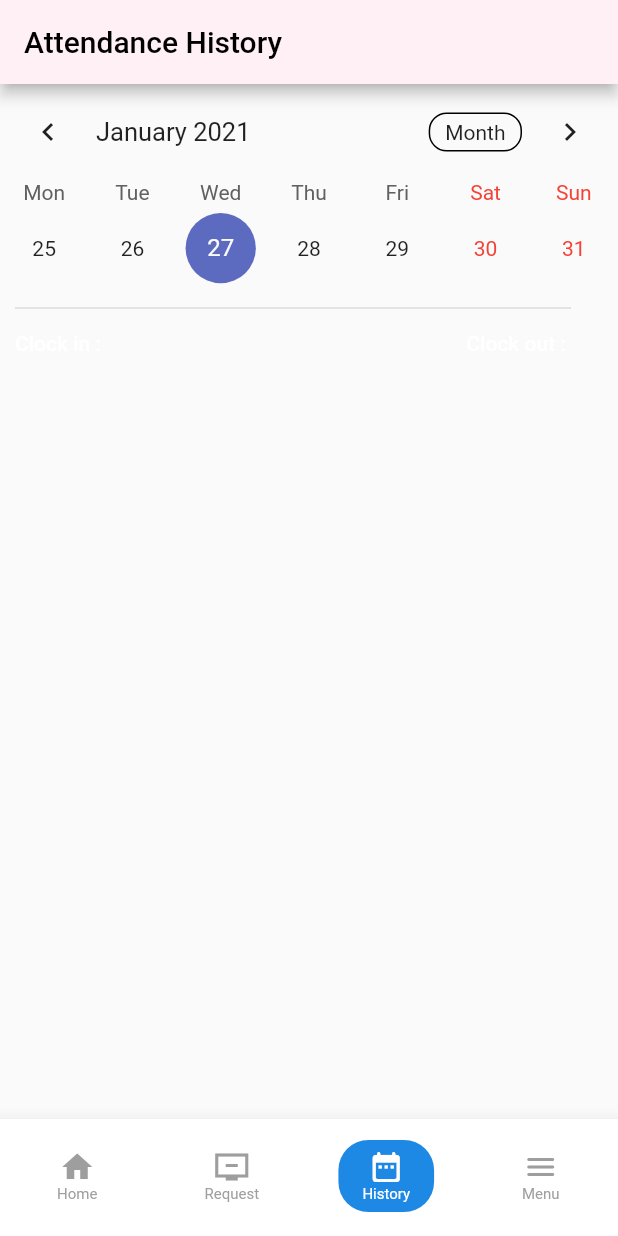
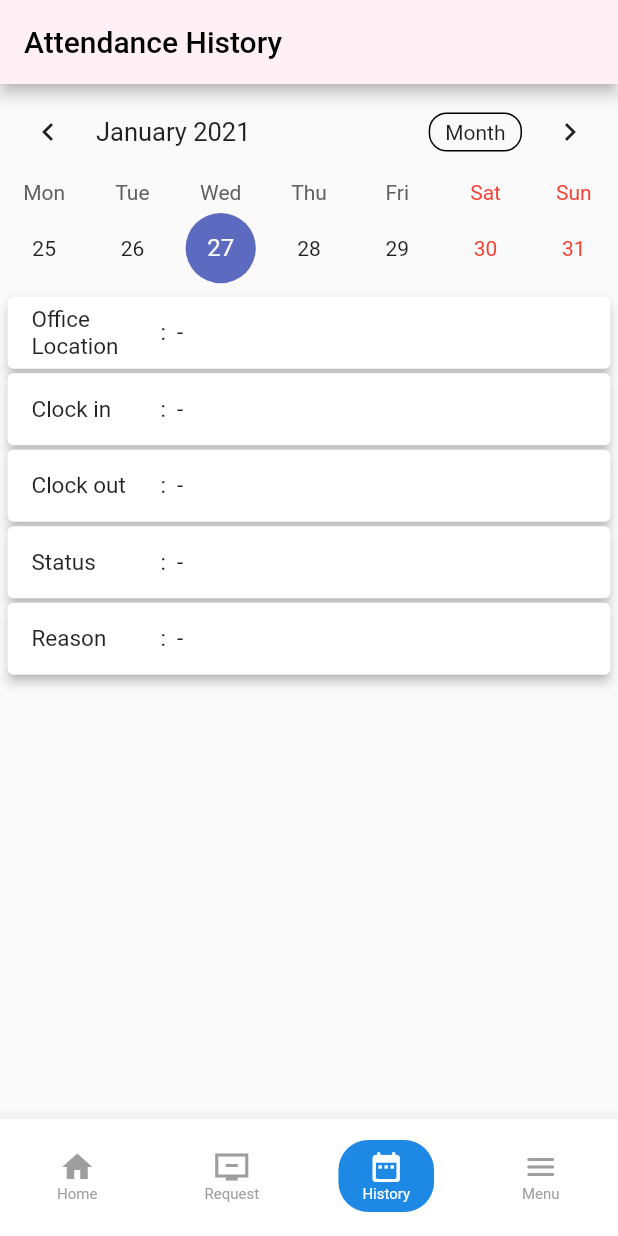
Before and after one commit to PROJEKSKRIPSIANDROID/ATAM, a Flutter app: the screen it shows once a user with an empty profile is signed in, item 3 of the bottom bar chosen, on a phone screen of 412 x 824 dp. Run offline on Flutter 3.47's test engine with Material 2 defaults, Android fonts, the phone set to English and light mode, and no system bars; drawn by our look-alikes of table_calendar; our stand-ins replace cloud_firestore, firebase_auth, firebase_core, font_awesome_flutter, google_maps_flutter; missing offline and left inert: geocoder, time_formatter; accounts and stored records are empty; statements that could not run were skipped.

Commit message:
Commit attendance history
-add detail (clock in, clock out)

```diff
--- a/lib/Pages/OfficeManagement/add_edit_office.dart
+++ b/lib/Pages/OfficeManagement/add_edit_office.dart
@@ -111,7 +111,7 @@ class AddEditOfficeState extends State<AddEditOffice> {
     }
 
     //Check if dooId, then state = Edit Data
-    if (widget.docId.isNotEmpty){
+    if (widget.docId != null){
       FirebaseFirestore _db = FirebaseFirestore.instance;
       _db.collection("ref_office_location").doc(widget.docId).update({
         'office_name': officeNameController.text,
--- a/lib/Pages/attendance_history_screen.dart
+++ b/lib/Pages/attendance_history_screen.dart
@@ -1,4 +1,8 @@
+import 'package:cloud_firestore/cloud_firestore.dart';
+import 'package:firebase_auth/firebase_auth.dart';
 import 'package:flutter/material.dart';
+import 'package:intl/intl.dart';
+import 'package:mattendance/model/attendanceModel.dart';
 import 'package:table_calendar/table_calendar.dart';
 
 class AttendanceHistory extends StatefulWidget{
@@ -6,20 +10,68 @@ class AttendanceHistory extends StatefulWidget{
   _AttendanceHistory createState() => _AttendanceHistory();
 }
 
+List<dynamic> _selectedEvents = [];
+
 class _AttendanceHistory extends State<AttendanceHistory>{
   CalendarController _controller;
+
+  DateTime _selectedDay = DateTime.now();
+  String clockIn = '-',clockOut='-',status='-';
+
+
   @override
   void initState() {
     super.initState();
+    fetchEvents();
     _controller = CalendarController();
   }
 
-  DateTime _selectedDay = DateTime.now();
+  Map<DateTime, List<dynamic>> dateEvents = {};
+  //List<Widget> get _eventWidgets => _selectedEvents.map((e) => attendanceHist(e)).toList();
 
-  void onDaySelected(DateTime day) {
-    setState(() {
-      _selectedDay = day;
+  Widget attendanceHist(var d){
+    return Container(
+      padding: EdgeInsets.fromLTRB(10, 10, 10, 10),
+      child: Container(
+          width: MediaQuery.of(context).size.width * 0.9,
+          padding: EdgeInsets.fromLTRB(0, 15, 0, 0),
+          decoration: BoxDecoration(
+              border: Border(
+                top: BorderSide(color: Theme.of(context).dividerColor),
+              )),
+          child: Row(
+              mainAxisAlignment: MainAxisAlignment.spaceBetween,
+              children:[
+                Text('Clock In :'),
+                Text(d,
+                  style:
+                  Theme.of(context).primaryTextTheme.bodyText1),
+              ]) ),
+    );  }
+
+
+  void fetchEvents() async{
+    dateEvents = {};
+    FirebaseAuth _auth = FirebaseAuth.instance;
+    final user = _auth.currentUser;
+
+    FirebaseFirestore.instance
+        .collection('attendance_history')
+        .where('user_id',isEqualTo: user.uid)
+        .get()
+        .then((QuerySnapshot querySnapshot) {
+          querySnapshot.docs.forEach((item) {
+            Timestamp timestamp = item['attendance_date'];
+            DateTime formattedDate = DateTime.parse(DateFormat('yyyy-MM-dd').format(timestamp.toDate()));
+            if(dateEvents.containsKey(formattedDate)){
+              dateEvents[formattedDate].add(item.id);
+            }
+            else{
+              dateEvents[formattedDate] = [item.id];
+            }
+          });
     });
+    setState(() {});
   }
 
   Widget build(BuildContext context) {
@@ -42,29 +94,103 @@ class _AttendanceHistory extends State<AttendanceHistory>{
               initialCalendarFormat: CalendarFormat.week,
               calendarController: _controller,
               startingDayOfWeek: StartingDayOfWeek.monday,
+              onDaySelected: (day, events, holidays) {
+                int days = _selectedDay.weekday;
+                if(days != 0){
+
+                }
+                if(_selectedEvents.length != 0){
+                  FirebaseFirestore.instance
+                      .collection('attendance_history')
+                      .doc(_selectedEvents.toString())
+                      .get()
+                      .then((DocumentSnapshot documentSnapshot) {
+                    var data = documentSnapshot.data();
+
+                    if(data['clock_in'].toString().isNotEmpty){
+                      clockIn = data['clock_in'].toString();
+                    }else{
+                      clockIn = '-';
+                    }
+
+                    if(data['clock_out'].toString().isNotEmpty){
+                      clockOut = data['clock_out'].toString();
+                    }else{
+                      clockOut = '-';
+                    }
+
+                    if(data['status'].toString().isNotEmpty){
+                      status = data['status'].toString();
+                    }else{
+                      status = 'Ok';
+                    }
+                  });
+                }
+                setState(() {
+                  _selectedDay = day;
+                  _selectedEvents = events;
+                });
+              },
+              events: dateEvents,
             ),
-        Container(
-          padding: EdgeInsets.fromLTRB(10, 10, 10, 10),
-          child: Container(
-              width: MediaQuery.of(context).size.width * 0.9,
-              padding: EdgeInsets.fromLTRB(0, 15, 0, 0),
-              decoration: BoxDecoration(
-                  border: Border(
-                    top: BorderSide(color: Theme.of(context).dividerColor),
-                  )),
-              child: Row(
-                  mainAxisAlignment: MainAxisAlignment.spaceBetween,
-                  children:[
-                    Text("Clock in : ",
-                      style:
-                      Theme.of(context).primaryTextTheme.bodyText1),
-                    Text("Clock out : ",style:
-                    Theme.of(context).primaryTextTheme.bodyText1)
-                  ]) ),
-        )
+            AttendanceDetail(clockIn: clockIn,clockOut: clockOut,status: status,),
+            //Column(children:_eventWidgets)
         ],
         ),
       ),
     );
   }
 }
+
+
+class AttendanceDetail extends StatelessWidget {
+  final String clockIn,clockOut,status;
+
+  AttendanceDetail({this.clockIn,this.clockOut,this.status});
+
+  @override
+  Widget build(BuildContext context) {
+    return Container(
+      child: Column(
+        children: [
+          AttendanceDetailBox(text: 'Office Location',value: clockIn,),
+          AttendanceDetailBox(text: 'Clock in',value: clockIn,),
+          AttendanceDetailBox(text: 'Clock out',value: clockOut,),
+          AttendanceDetailBox(text: 'Status',value: status,),
+          AttendanceDetailBox(text: 'Reason',value: '-',),
+        ],
+      ),
+    );
+  }
+}
+
+
+class AttendanceDetailBox extends StatelessWidget {
+  final String text, value;
+
+  AttendanceDetailBox({this.text, this.value});
+
+  @override
+  Widget build(BuildContext context) {
+    return Card(
+      elevation: 3,
+      margin: EdgeInsets.fromLTRB(5, 3, 5, 0),
+      child: ListTile(
+        leading: Container(
+          width: 70,
+          child: Text(text,
+            style: TextStyle(
+              fontSize: 15,
+            ),
+          ),
+        ),
+        title: Text(':  ' + value,
+          style: TextStyle(
+              fontSize: 15
+          ),
+        ),
+        dense: true,
+      ),
+    );
+  }
+}
--- a/pubspec.yaml
+++ b/pubspec.yaml
@@ -45,6 +45,7 @@ dependencies:
   flutter_google_places: ^0.2.6
   geocoder: ^0.2.1
   uuid: ^2.2.2
+  intl: ^0.16.1
 
 
 dev_dependencies:
```
Also changed, not shown: lib/Pages/OfficeManagement/office_management.dart (+1 -12 lines), pubspec.lock.
